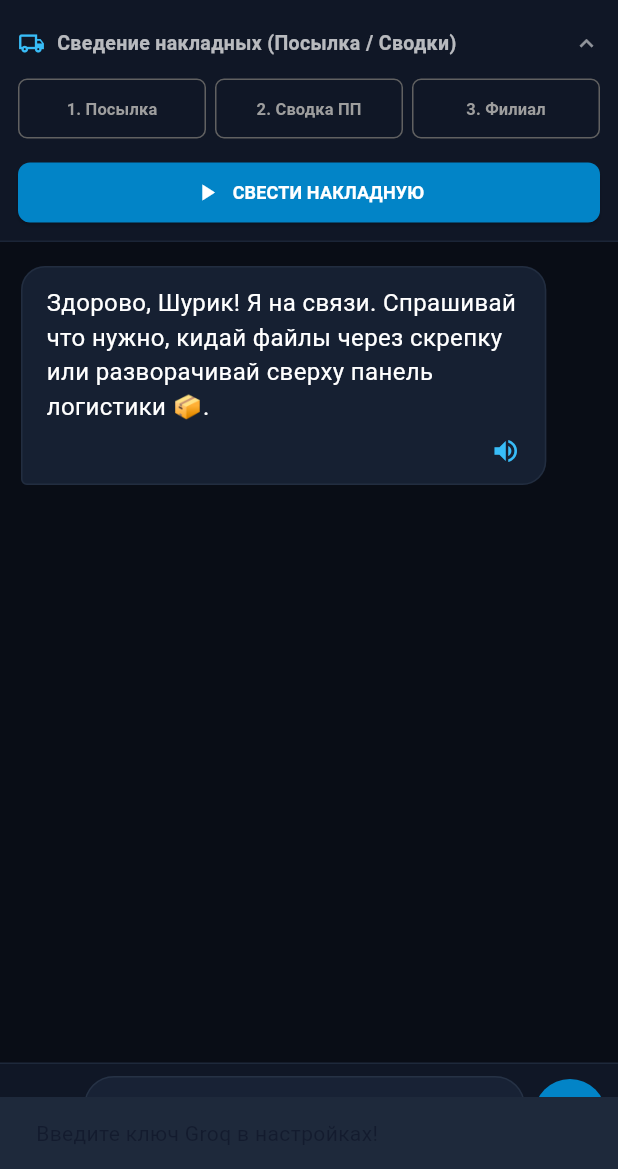
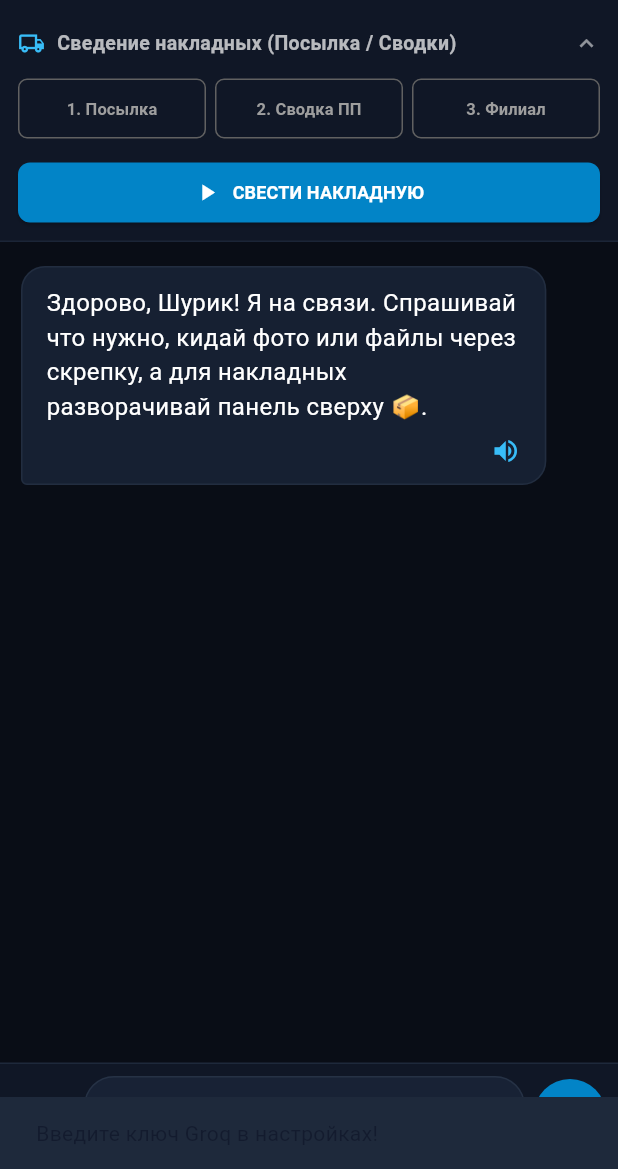
Before and after one commit to Nitron999/BlackPocket, a Flutter app: the screen it shows after launch, after a tap on "Сведение накладных (Посылка / Сводки)", after a tap on "СВЕСТИ НАКЛАДНУЮ", on a phone screen of 412 x 824 dp, the part 67-1236 px from its top. Run offline on Flutter 3.47's test engine with Material 3 defaults, Android fonts, the phone set to English and light mode, and no system bars; our stand-ins replace file_picker, image_picker, open_filex, shared_preferences; missing offline and left inert: excel.

Commit message:
Update main.dart

```diff
--- a/lib/main.dart
+++ b/lib/main.dart
@@ -139,14 +139,14 @@ class _MainScreenState extends State<MainScreen> with WidgetsBindingObserver {
   String? _lastCsvResult;
 
   final _availableModels = [
+    'openai/gpt-oss-120b',
     'openai/gpt-oss-20b',
-    'openai/gpt-oss-120b',
     'qwen/qwen3.8-27b',
     'meta-llama/llama-4-scout-17b-16e-instruct',
     'llama-3.2-11b-vision-preview',
   ];
 
-  String _selectedModel = 'openai/gpt-oss-20b';
+  String _selectedModel = 'openai/gpt-oss-120b';
 
   static const String _logisticsSystemPrompt = '''
 Ты — промышленный парсер и калькулятор логистических накладных для ООО «Печатные платы» (Москва) и ООО «ЭЛЕКТРОконнект» (Филиал Новосибирск).
@@ -234,7 +234,7 @@ class _MainScreenState extends State<MainScreen> with WidgetsBindingObserver {
   Future<void> _loadSettingsAndChats() async {
     final prefs = await SharedPreferences.getInstance();
     final key = prefs.getString('groq_api_key') ?? '';
-    final savedModel = prefs.getString('groq_model') ?? 'openai/gpt-oss-20b';
+    final savedModel = prefs.getString('groq_model') ?? 'openai/gpt-oss-120b';
     final savedVoice = prefs.getBool('is_voice_enabled') ?? false;
 
     setState(() {
@@ -270,7 +270,7 @@ class _MainScreenState extends State<MainScreen> with WidgetsBindingObserver {
     if (_sessions.isEmpty) {
       _createNewChat(
         initMessage:
-            'Здорово, Шурик! Я на связи. Спрашивай что нужно, кидай файлы через скрепку или разворачивай сверху панель логистики 📦.',
+            'Здорово, Шурик! Я на связи. Спрашивай что нужно, кидай фото или файлы через скрепку, а для накладных разворачивай панель сверху 📦.',
       );
     } else {
       setState(() {
@@ -546,19 +546,22 @@ class _MainScreenState extends State<MainScreen> with WidgetsBindingObserver {
 
     try {
       String finalPromptForApi = displayPrompt;
-
-      if (activeDoc != null && activeDoc.existsSync()) {
+      String modelToUse = _selectedModel;
+
+      // Авто-роутинг моделей под тип контента:
+      if (activeImage != null) {
+        // 1. Для картинок — vision-модель
+        if (!modelToUse.contains('vision') && !modelToUse.contains('llama-4')) {
+          modelToUse = 'llama-3.2-11b-vision-preview';
+        }
+      } else if (activeDoc != null && activeDoc.existsSync()) {
+        // 2. Для документов/таблиц через скрепку — экономичная и быстрая модель с высоким лимитом
+        modelToUse = 'openai/gpt-oss-20b';
         final docContent = await _readAnyFileSafe(activeDoc, maxRows: 80, maxChars: 7500);
         finalPromptForApi =
             '$displayPrompt\n\n=== СОДЕРЖИМОЕ ФАЙЛА ($docName) ===\n$docContent';
       }
-
-      String modelToUse = _selectedModel;
-      if (activeImage != null &&
-          !modelToUse.contains('vision') &&
-          !modelToUse.contains('llama-4')) {
-        modelToUse = 'llama-3.2-11b-vision-preview';
-      }
+      // 3. Для обычного текста остается выбранная в настройках модель (_selectedModel)
 
       final historyList = _currentSession?.messages as List? ?? [];
 
@@ -600,10 +603,13 @@ class _MainScreenState extends State<MainScreen> with WidgetsBindingObserver {
       _lastCsvResult = null;
     });
 
+    // Авто-роутинг для логистики: всегда используем оптимальную по токенам и скорости модель
+    const String logisticsModel = 'openai/gpt-oss-20b';
+
     final fileName = posFile.path.split(Platform.pathSeparator).last;
     _appendMessage(
       'user',
-      '📦 Запуск сведения накладной через Groq ($_selectedModel): $fileName',
+      '📦 Запуск сведения накладной (автовыбор: $logisticsModel): $fileName',
     );
 
     try {
@@ -649,7 +655,7 @@ $svodkaFilialContent
 
       final response = await _callGroqRaw(
         apiKey: apiKey,
-        model: _selectedModel,
+        model: logisticsModel,
         systemInstruction: _logisticsSystemPrompt,
         prompt: promptText,
         temperature: 0.0,
@@ -891,7 +897,6 @@ $svodkaFilialContent
     if (message == null) return '';
     final content = message['content']?.toString().trim() ?? '';
     if (content.isNotEmpty) return content;
-    // Фоллбек для рассуждающих моделей (gpt-oss / qwen), если они положили ответ в reasoning
     final reasoning = message['reasoning']?.toString().trim() ?? '';
     return reasoning;
   }
@@ -1016,7 +1021,6 @@ $svodkaFilialContent
       ]
     };
 
-    // Снижаем расход токенов на внутренние размышления для gpt-oss, чтобы ответ не обрезался
     if (model.contains('gpt-oss')) {
       payload['reasoning_effort'] = 'low';
     }
@@ -1823,7 +1827,7 @@ $svodkaFilialContent
                 ),
                 const SizedBox(height: 15),
                 const Text(
-                  'Выбор нейросети:',
+                  'Модель для обычного чата:',
                   style: TextStyle(fontSize: 12, color: Colors.white70),
                 ),
                 const SizedBox(height: 5),
```
